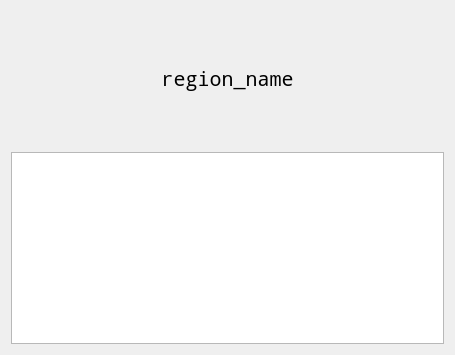
The window that gui/uis/instances_view.ui (ShayAgros/awsh) describes before a commit, drawn with Qt 5.
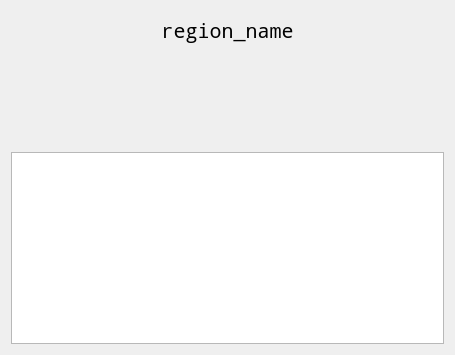
The same window after the commit.

The edit to the form file:
```diff
--- a/gui/uis/instances_view.ui
+++ b/gui/uis/instances_view.ui
@@ -22,6 +22,12 @@
        <verstretch>0</verstretch>
       </sizepolicy>
      </property>
+     <property name="maximumSize">
+      <size>
+       <width>16777215</width>
+       <height>40</height>
+      </size>
+     </property>
      <property name="font">
       <font>
        <family>Noto Mono</family>
@@ -37,11 +43,38 @@
     </widget>
    </item>
    <item>
-    <layout class="QGridLayout" name="instances_layout">
-     <property name="sizeConstraint">
-      <enum>QLayout::SetDefaultConstraint</enum>
+    <widget class="QFrame" name="frame">
+     <property name="frameShape">
+      <enum>QFrame::NoFrame</enum>
      </property>
-    </layout>
+     <property name="frameShadow">
+      <enum>QFrame::Raised</enum>
+     </property>
+     <layout class="QHBoxLayout" name="horizontalLayout">
+      <property name="leftMargin">
+       <number>0</number>
+      </property>
+      <property name="topMargin">
+       <number>0</number>
+      </property>
+      <property name="rightMargin">
+       <number>0</number>
+      </property>
+      <property name="bottomMargin">
+       <number>0</number>
+      </property>
+      <item>
+       <layout class="QGridLayout" name="instances_layout">
+        <property name="sizeConstraint">
+         <enum>QLayout::SetDefaultConstraint</enum>
+        </property>
+        <property name="verticalSpacing">
+         <number>0</number>
+        </property>
+       </layout>
+      </item>
+     </layout>
+    </widget>
    </item>
    <item>
     <widget class="QListWidget" name="action_list">
```
